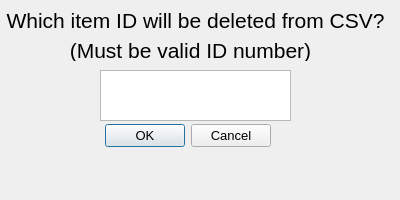
Qt form deleteitemdialog.ui (EtoDrowsy/CS499) before a commit.
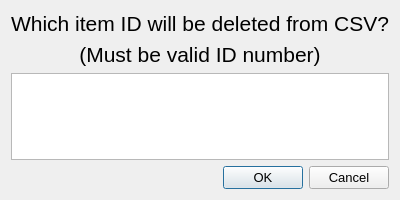
The same form after that commit.

Commit message: Made most windows able to resize

The edit to the form file:
```diff
--- a/deleteitemdialog.ui
+++ b/deleteitemdialog.ui
@@ -19,82 +19,59 @@
   <property name="windowTitle">
    <string>Dialog</string>
   </property>
-  <widget class="QDialogButtonBox" name="buttonBox">
-   <property name="geometry">
-    <rect>
-     <x>100</x>
-     <y>120</y>
-     <width>171</width>
-     <height>32</height>
-    </rect>
-   </property>
-   <property name="orientation">
-    <enum>Qt::Orientation::Horizontal</enum>
-   </property>
-   <property name="standardButtons">
-    <set>QDialogButtonBox::StandardButton::Cancel|QDialogButtonBox::StandardButton::Ok</set>
-   </property>
-  </widget>
-  <widget class="QLabel" name="label">
-   <property name="geometry">
-    <rect>
-     <x>0</x>
-     <y>10</y>
-     <width>391</width>
-     <height>21</height>
-    </rect>
-   </property>
-   <property name="font">
-    <font>
-     <pointsize>16</pointsize>
-     <bold>false</bold>
-    </font>
-   </property>
-   <property name="text">
-    <string>Which item ID will be deleted from CSV?</string>
-   </property>
-   <property name="alignment">
-    <set>Qt::AlignmentFlag::AlignCenter</set>
-   </property>
-   <property name="margin">
-    <number>0</number>
-   </property>
-  </widget>
-  <widget class="QPlainTextEdit" name="inputTextEdit">
-   <property name="geometry">
-    <rect>
-     <x>100</x>
-     <y>70</y>
-     <width>191</width>
-     <height>51</height>
-    </rect>
-   </property>
-  </widget>
-  <widget class="QLabel" name="label_2">
-   <property name="geometry">
-    <rect>
-     <x>60</x>
-     <y>40</y>
-     <width>261</width>
-     <height>21</height>
-    </rect>
-   </property>
-   <property name="font">
-    <font>
-     <pointsize>16</pointsize>
-     <bold>false</bold>
-    </font>
-   </property>
-   <property name="text">
-    <string>(Must be valid ID number)</string>
-   </property>
-   <property name="alignment">
-    <set>Qt::AlignmentFlag::AlignCenter</set>
-   </property>
-   <property name="margin">
-    <number>0</number>
-   </property>
-  </widget>
+  <layout class="QGridLayout" name="gridLayout">
+   <item row="0" column="0">
+    <widget class="QLabel" name="label">
+     <property name="font">
+      <font>
+       <pointsize>16</pointsize>
+       <bold>false</bold>
+      </font>
+     </property>
+     <property name="text">
+      <string>Which item ID will be deleted from CSV?</string>
+     </property>
+     <property name="alignment">
+      <set>Qt::AlignmentFlag::AlignCenter</set>
+     </property>
+     <property name="margin">
+      <number>0</number>
+     </property>
+    </widget>
+   </item>
+   <item row="1" column="0">
+    <widget class="QLabel" name="label_2">
+     <property name="font">
+      <font>
+       <pointsize>16</pointsize>
+       <bold>false</bold>
+      </font>
+     </property>
+     <property name="text">
+      <string>(Must be valid ID number)</string>
+     </property>
+     <property name="alignment">
+      <set>Qt::AlignmentFlag::AlignCenter</set>
+     </property>
+     <property name="margin">
+      <number>0</number>
+     </property>
+    </widget>
+   </item>
+   <item row="2" column="0">
+    <widget class="QPlainTextEdit" name="inputTextEdit"/>
+   </item>
+   <item row="3" column="0">
+    <widget class="QDialogButtonBox" name="buttonBox">
+     <property name="orientation">
+      <enum>Qt::Orientation::Horizontal</enum>
+     </property>
+     <property name="standardButtons">
+      <set>QDialogButtonBox::StandardButton::Cancel|QDialogButtonBox::StandardButton::Ok</set>
+     </property>
+    </widget>
+   </item>
+  </layout>
  </widget>
  <resources/>
  <connections>
```
The commit also changes 7 other files.
